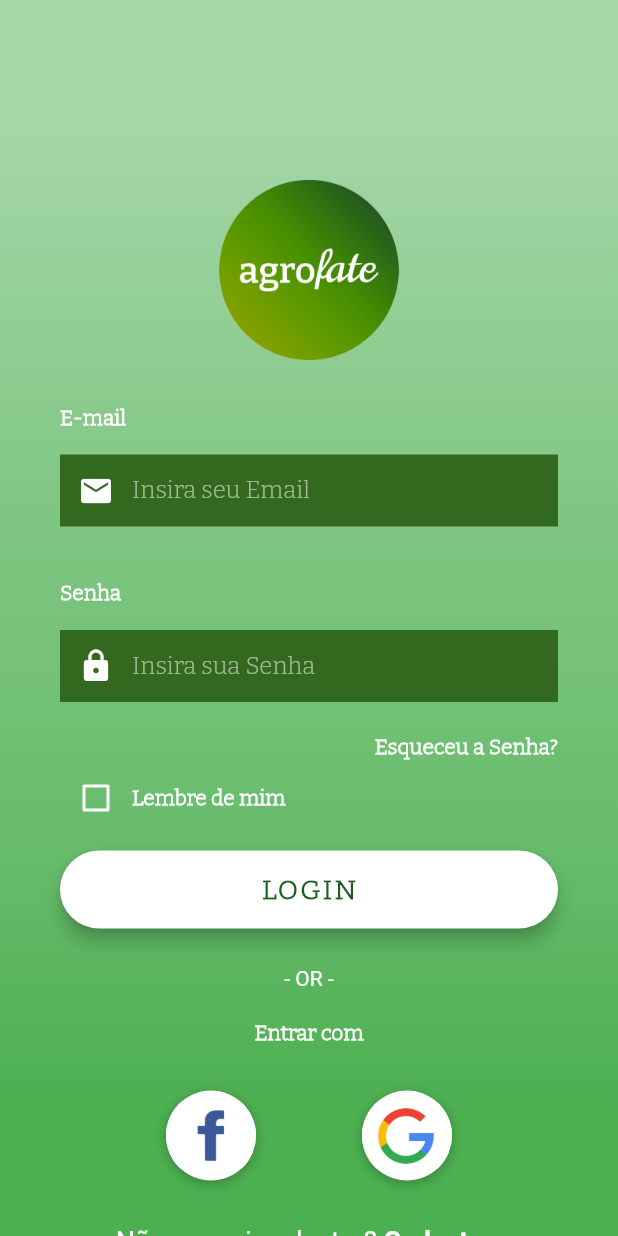
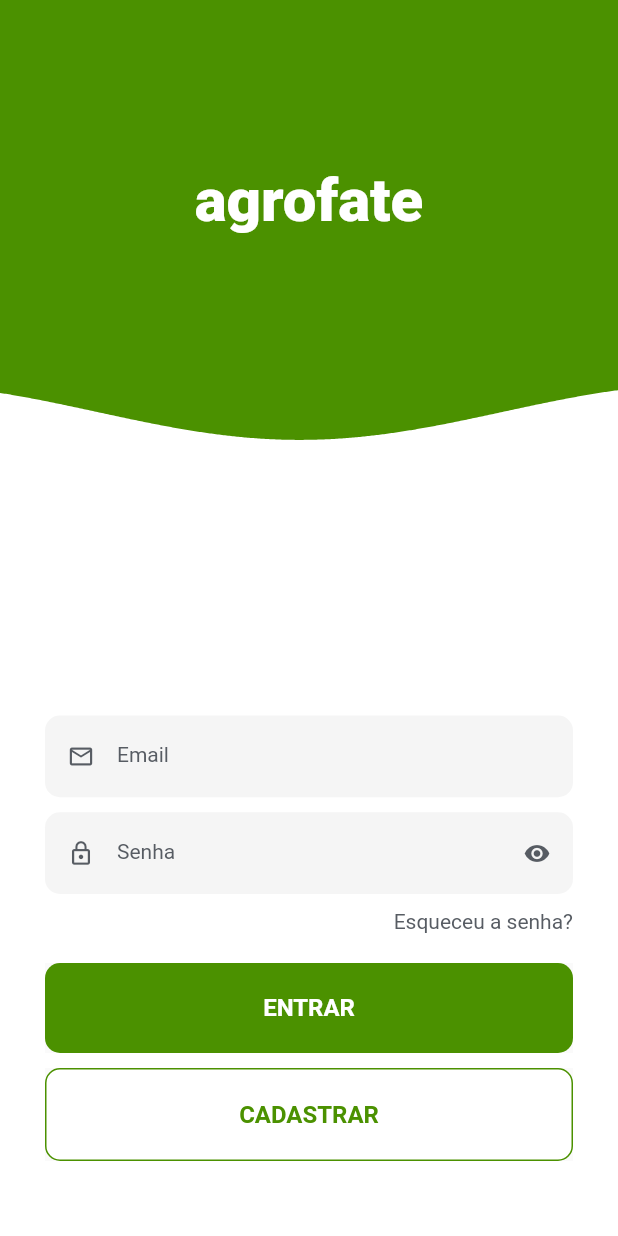
Before and after one commit to agrofate/agrofate-mobile-app, a Flutter app: the screen it shows after launch, on a phone screen of 412 x 824 dp. Run offline on Flutter 3.47's test engine with Material 2 defaults, Android fonts, the phone set to English and light mode, and no system bars; our stand-ins replace font_awesome_flutter.

Commit message:
frontend login screen

```diff
--- a/lib/screens/login_screen.dart
+++ b/lib/screens/login_screen.dart
@@ -1,5 +1,8 @@
+import 'package:agrofate_mobile_app/widgets/button_widget.dart';
+import 'package:agrofate_mobile_app/widgets/textfield_widget.dart';
+import 'package:agrofate_mobile_app/widgets/wave_widget.dart';
 import 'package:flutter/material.dart';
-import 'package:flutter/services.dart';
+// import 'package:flutter/services.dart';
 import 'package:agrofate_mobile_app/utilities/constants.dart';
 
 class LoginScreen extends StatefulWidget {
@@ -8,329 +11,203 @@ class LoginScreen extends StatefulWidget {
 }
 
 class _LoginScreenState extends State<LoginScreen> {
-  bool _rememberMe = false;
+  final emailController = TextEditingController();
+  String password = '';
+  bool isPasswordVisible = false;
 
-  Widget _buildEmailTF() {
-    return Column(
-      crossAxisAlignment: CrossAxisAlignment.start,
-      children: <Widget>[
-        Text(
-          'E-mail',
-          style: kLabelStyle,
-        ),
-        SizedBox(height: 10.0),
-        Container(
-          alignment: Alignment.centerLeft,
-          //decoration: kBoxDecorationStyle,
-          height: 60.0,
-          child: TextField(
-            keyboardType: TextInputType.emailAddress,
-            style: TextStyle(
-              color: Colors.white,
-              fontFamily: 'Bitter',
-            ),
-            decoration: InputDecoration(
-              border: InputBorder.none,
-              contentPadding: EdgeInsets.only(top: 14.0),
-              fillColor: Color(0xFF33691E),
-              filled: true,
-              focusedBorder:OutlineInputBorder(
-                borderSide: const BorderSide(color: Color(0xFF33691E), width: 2.0),
-                borderRadius: BorderRadius.circular(25.0),
-              ),
-              prefixIcon: Icon(
-                Icons.email,
-                color: Colors.white,
-              ),
-              hintText: 'Insira seu Email',
-              hintStyle: kHintTextStyle,
-            ),
-          ),
-        ),
-      ],
-    );
+  @override
+  void initState() {
+    super.initState();
+    emailController.addListener(() => setState(() {}));
   }
 
-  Widget _buildPasswordTF() {
-    return Column(
-      crossAxisAlignment: CrossAxisAlignment.start,
-      children: <Widget>[
-        Text(
-          'Senha',
-          style: kLabelStyle,
+  Widget buildEmail() {
+    return TextField(
+      controller: emailController,
+      keyboardType: TextInputType.emailAddress,
+      textInputAction: TextInputAction.done,
+      obscureText: false,
+      style: TextStyle(
+        color: Color(0xff575c63),
+        fontSize: 14.0,
       ),
-        SizedBox(height: 10.0),
-        Container(
-          alignment: Alignment.centerLeft,
-          //decoration: kBoxDecorationStyle,
-          height: 60.0,
-          child: TextField(
-            obscureText: true,
-            style: TextStyle(
-              color: Colors.white,
-              fontFamily: 'Bitter',
+      cursorColor: Color(0xff575c63),
+      decoration: InputDecoration(
+        labelText: 'Email',
+        prefixIcon: Icon(
+          Icons.mail_outline,
+          size: 18,
+          color: Color(0xff575c63),
         ),
-            decoration: InputDecoration(
-              border: InputBorder.none,
-              contentPadding: EdgeInsets.only(top: 14.0),
-              fillColor: Color(0xFF33691E),
         filled: true,
-              focusedBorder:OutlineInputBorder(
-                borderSide: const BorderSide(color: Color(0xFF33691E), width: 2.0),
-                borderRadius: BorderRadius.circular(25.0),
+        enabledBorder: UnderlineInputBorder(
+          borderRadius: BorderRadius.circular(10),
+          borderSide: BorderSide.none,
         ),
-              prefixIcon: Icon(
-                Icons.lock,
-                color: Colors.white,
+        focusedBorder: OutlineInputBorder(
+          borderRadius: BorderRadius.circular(10),
+          borderSide: const BorderSide(color: kGreenColor),
         ),
-              hintText: 'Insira sua Senha',
-              hintStyle: kHintTextStyle,
+        suffixIcon: emailController.text.isEmpty
+            ? Container(width: 0)
+            : IconButton(
+                icon: Icon(
+                  Icons.close,
+                  size: 18,
                 ),
+                color: Color(0xff575c63),
+                onPressed: () => emailController.clear(),
               ),
+        labelStyle: const TextStyle(
+          color: Color(0xff575c63),
         ),
-      ],
-    );
-  }
-
-  Widget _buildForgotPasswordBtn() {
-    return Container(
-      alignment: Alignment.centerRight,
-      child: FlatButton(
-        //onPressed: () => print('Forgot Password Button Pressed'),
-        onPressed: (){
-        },
-        padding: EdgeInsets.only(right: 0.0),
-        child: Text(
-          'Esqueceu a Senha?',
-          style: kLabelStyle,
-        ),
+        focusColor: Color(0xff575c63),
       ),
     );
   }
 
-  Widget _buildRememberMeCheckbox() {
-    return Container(
-      height: 20.0,
-      child: Row(
-        children: <Widget>[
-          Theme(
-            data: ThemeData(unselectedWidgetColor: Colors.white),
-            child: Checkbox(
-              value: _rememberMe,
-              checkColor: Colors.green,
-              activeColor: Colors.white,
-              onChanged: (value) {
+  Widget buildPassword() {
+    return TextField(
+      onChanged: (value) => setState(() => this.password = value),
+      onSubmitted: (value) => setState(() => this.password = value),
+      textInputAction: TextInputAction.done,
+      obscureText: isPasswordVisible,
+      style: TextStyle(
+        color: Color(0xff575c63),
+        fontSize: 14.0,
+      ),
+      cursorColor: Color(0xff575c63),
+      decoration: InputDecoration(
+        labelText: 'Senha',
+        // errorText: 'E-mail ou senha incorretos', todo
+        prefixIcon: Icon(
+          Icons.lock_outline,
+          size: 18,
+          color: Color(0xff575c63),
+        ),
+        filled: true,
+        enabledBorder: UnderlineInputBorder(
+          borderRadius: BorderRadius.circular(10),
+          borderSide: BorderSide.none,
+        ),
+        focusedBorder: OutlineInputBorder(
+          borderRadius: BorderRadius.circular(10),
+          borderSide: const BorderSide(color: kGreenColor),
+        ),
+        suffixIcon: IconButton(
+          icon: isPasswordVisible
+              ? Icon(
+                  Icons.visibility_off,
+                  size: 18,
+                )
+              : Icon(
+                  Icons.visibility,
+                  size: 18,
+                ),
+          color: Color(0xff575c63),
+          onPressed: () {
             setState(() {
-                  //_rememberMe = value;
+              isPasswordVisible = !isPasswordVisible;
             });
           },
         ),
+        labelStyle: const TextStyle(
+          color: Color(0xff575c63),
         ),
-          Text(
-            'Lembre de mim',
-            style: kLabelStyle,
-          ),
-        ],
+        focusColor: Color(0xff575c63),
       ),
     );
   }
 
-  Widget _buildLoginBtn() {
-    return Container(
-      padding: EdgeInsets.symmetric(vertical: 25.0),
-      width: double.infinity,
-      child: RaisedButton(
-        elevation: 5.0,
-        //onPressed: () => print('Login Button Pressed'),
-        onPressed: (){
-        },
-        padding: EdgeInsets.all(15.0),
-        shape: RoundedRectangleBorder(
-          borderRadius: BorderRadius.circular(30.0),
+  @override
+  Widget build(BuildContext context) {
+    final size = MediaQuery.of(context).size;
+    final bool keyboardOpen = MediaQuery.of(context).viewInsets.bottom > 0;
+
+    return Scaffold(
+      backgroundColor: Colors.white,
+      body: Stack(
+        children: [
+          Container(
+            height: size.height - 200,
+            color: kGreenColor,
           ),
+          AnimatedPositioned(
+            duration: Duration(milliseconds: 500),
+            curve: Curves.easeOutQuad,
+            top: keyboardOpen ? -size.height / 3.7 : 0.0,
+            child: WaveWidget(
+              size: size,
+              yOffset: size.height / 3.0,
               color: Colors.white,
-        child: Text(
-          'LOGIN',
-          style: TextStyle(
-            color: Color(0xFF1B5E20),
-            letterSpacing: 1.5,
-            fontSize: 18.0,
-            fontWeight: FontWeight.bold,
-            fontFamily: 'Bitter',
             ),
           ),
-      ),
-    );
-  }
-
-  Widget _buildSignInWithText() {
-    return Column(
-      children: <Widget>[
+          Padding(
+            padding: const EdgeInsets.only(top: 110),
+            child: Row(
+              mainAxisAlignment: MainAxisAlignment.center,
+              children: [
                 Text(
-          '- OR -',
+                  'agrofate',
                   style: TextStyle(
                     color: Colors.white,
-            fontWeight: FontWeight.w400,
+                    fontSize: 40,
+                    fontWeight: FontWeight.w900,
                   ),
                 ),
-        SizedBox(height: 20.0),
+              ],
+            ),
+          ),
+          Padding(
+            padding: const EdgeInsets.all(30.0),
+            child: Column(
+              mainAxisAlignment: MainAxisAlignment.end,
+              children: [
+                buildEmail(),
+                SizedBox(
+                  height: 10,
+                ),
+                Column(
+                  crossAxisAlignment: CrossAxisAlignment.end,
+                  children: [
+                    buildPassword(),
+                    SizedBox(
+                      height: 10,
+                    ),
                     Text(
-          'Entrar com',
-          style: kLabelStyle,
+                      'Esqueceu a senha?',
+                      style: TextStyle(
+                        color: Color(0xff575c63),
+                        fontSize: 14,
+                      ),
                     ),
                   ],
-    );
-  }
-
-  Widget _buildSocialBtn(Function onTap, AssetImage logo) {
-    return GestureDetector(
-      //onTap: onTap,
-      child: Container(
-        height: 60.0,
-        width: 60.0,
-        decoration: BoxDecoration(
-          shape: BoxShape.circle,
-          color: Colors.white,
-          boxShadow: [
-            BoxShadow(
-              color: Colors.black26,
-              offset: Offset(0, 2),
-              blurRadius: 6.0,
+                ),
+                SizedBox(
+                  height: 20,
+                ),
+                ButtonWidget(
+                    title: 'ENTRAR',
+                    hasBorder: false,
+                    onClicked: () {
+                      print('Email: ${emailController.text}');
+                      print('Password: ${password}');
+                    }),
+                SizedBox(
+                  height: 10,
+                ),
+                ButtonWidget(
+                  title: 'CADASTRAR',
+                  hasBorder: true,
+                ),
+                SizedBox(
+                  height: 20,
                 ),
               ],
-          image: DecorationImage(
-            image: logo,
-          ),
-        ),
-      ),
-    );
-  }
-
-  Widget _buildSocialBtnRow() {
-    return Padding(
-      padding: EdgeInsets.symmetric(vertical: 30.0),
-      child: Row(
-        mainAxisAlignment: MainAxisAlignment.spaceEvenly,
-        children: <Widget>[
-          _buildSocialBtn(
-            () => print('Logar com Facebook'),
-            AssetImage(
-              'assets/logos/facebook.jpg',
-            ),
-          ),
-          _buildSocialBtn(
-            () => print('Logar com Google'),
-            AssetImage(
-              'assets/logos/google.jpg',
             ),
           ),
         ],
       ),
     );
   }
-
-  Widget _buildSignupBtn() {
-    return GestureDetector(
-      onTap: () => print('Sign Up Button Pressed'),
-      child: RichText(
-        text: TextSpan(
-          children: [
-            TextSpan(
-              text: 'Não possui cadastro? ',
-              style: TextStyle(
-                color: Colors.white,
-                fontSize: 18.0,
-                fontWeight: FontWeight.w400,
-              ),
-            ),
-            TextSpan(
-              text: 'Cadastrar',
-              style: TextStyle(
-                color: Colors.white,
-                fontSize: 18.0,
-                fontWeight: FontWeight.bold,
-              ),
-            ),
-          ],
-        ),
-      ),
-    );
 }
-
-  @override
-  Widget build(BuildContext context) {
-    return Scaffold(
-      body: AnnotatedRegion<SystemUiOverlayStyle>(
-        value: SystemUiOverlayStyle.light,
-        child: GestureDetector(
-          onTap: () => FocusScope.of(context).unfocus(),
-          child: Stack(
-            children: <Widget>[
-              Container(
-                height: double.infinity,
-                width: double.infinity,
-                decoration: BoxDecoration(
-                  gradient: LinearGradient(
-                    begin: Alignment.topCenter,
-                    end: Alignment.bottomCenter,
-                    colors: [
-                      //Color(0xFFC8E6C9),
-                      Color(0xFFA5D6A7),
-                      Color(0xFF81C784),
-                      Color(0xFF66BB6A),
-                      Color(0xFF4CAF50),
-                    ],
-                    stops: [0.1, 0.4, 0.7, 0.9],
-                  ),
-                ),
-              ),
-              Container(
-                height: double.infinity,
-                child: SingleChildScrollView(
-                  physics: AlwaysScrollableScrollPhysics(),
-                  padding: EdgeInsets.symmetric(
-                    horizontal: 40.0,
-                    vertical: 120.0,
-                  ),
-                  child: Column(
-                    mainAxisAlignment: MainAxisAlignment.center,
-                    children: <Widget>[
-                      /*Text(
-                        'Entrar',
-                        style: TextStyle(
-                          color: Colors.white,
-                          fontFamily: 'Bitter',
-                          fontSize: 30.0,
-                          fontWeight: FontWeight.bold,
-                        ),
-                      ),*/
-                      new Container(
-                        child: new Image.asset(
-                          'assets/logos/agrofate_logo.png',
-                          height: 120.0,
-                          fit: BoxFit.cover,
-                        ),
-                      ),
-                      SizedBox(height: 30.0),
-                      _buildEmailTF(),
-                      SizedBox(
-                        height: 30.0,
-                      ),
-                      _buildPasswordTF(),
-                      _buildForgotPasswordBtn(),
-                      _buildRememberMeCheckbox(),
-                      _buildLoginBtn(),
-                      _buildSignInWithText(),
-                      _buildSocialBtnRow(),
-                      _buildSignupBtn(),
-                    ],
-                  ),
-                ),
-              )
-            ],
-          ),
-        ),
-      ),
-    );
-  }
-}
--- a/lib/utilities/constants.dart
+++ b/lib/utilities/constants.dart
@@ -2,13 +2,11 @@ import 'package:flutter/material.dart';
 
 final kHintTextStyle = TextStyle(
   color: Colors.white54,
-  fontFamily: 'Bitter',
 );
 
 final kLabelStyle = TextStyle(
   color: Colors.white,
   fontWeight: FontWeight.bold,
-  fontFamily: 'Bitter',
 );
 
 final kBoxDecorationStyle = BoxDecoration(
@@ -22,3 +20,12 @@ final kBoxDecorationStyle = BoxDecoration(
     ),
   ],
 );
+
+const kGreenColor = Color(0xff4b9100);
+
+class Global {
+  static const Color white = Color(0xffffffff);
+
+  // todo: corrigir vindo do banco?
+  static const List validEmail = ['test@gmail.com'];
+}
--- /dev/null
+++ b/lib/widgets/button_widget.dart
@@ -0,0 +1,49 @@
+import 'package:agrofate_mobile_app/utilities/constants.dart';
+import 'package:flutter/material.dart';
+
+class ButtonWidget extends StatelessWidget {
+  final String title;
+  final bool hasBorder;
+  final VoidCallback? onClicked;
+
+  const ButtonWidget({
+    required this.title,
+    required this.hasBorder,
+    this.onClicked,
+  });
+
+  @override
+  Widget build(BuildContext context) {
+    return Material(
+      child: Ink(
+        decoration: BoxDecoration(
+          color: hasBorder ? Colors.white : kGreenColor,
+          borderRadius: BorderRadius.circular(10),
+          border: hasBorder
+              ? Border.all(
+                  color: kGreenColor,
+                  width: 1,
+                )
+              : const Border.fromBorderSide(BorderSide.none),
+        ),
+        child: InkWell(
+          onTap: onClicked,
+          borderRadius: BorderRadius.circular(10),
+          child: Container(
+            height: 60,
+            child: Center(
+              child: Text(
+                title,
+                style: TextStyle(
+                  color: hasBorder ? kGreenColor : Colors.white,
+                  fontWeight: FontWeight.w600,
+                  fontSize: 16,
+                ),
+              ),
+            ),
+          ),
+        ),
+      ),
+    );
+  }
+}
--- /dev/null
+++ b/lib/widgets/clipper_widget.dart
@@ -0,0 +1,19 @@
+import 'package:flutter/material.dart';
+
+class ClipperWidget extends CustomClipper<Path> {
+  final List<Offset> waveList;
+  ClipperWidget({required this.waveList});
+
+  @override
+  getClip(Size size) {
+    final Path path = Path();
+    path.addPolygon(waveList, false);
+    path.lineTo(size.width, size.height);
+    path.lineTo(0.0, size.height);
+    path.close();
+    return path;
+  }
+
+  @override
+  bool shouldReclip(CustomClipper oldClipper) => true;
+}
--- /dev/null
+++ b/lib/widgets/textfield_widget.dart
@@ -0,0 +1,64 @@
+import 'package:agrofate_mobile_app/utilities/constants.dart';
+import 'package:flutter/material.dart';
+
+class TextFieldWidget extends StatelessWidget {
+  final String hintText;
+  final IconData prefixIconData;
+  final IconData? suffixIcondata; // pode ser nulo por conta da ?
+  final bool obscureText;
+  final Function? onChanged;
+  final TextInputType? textInputType;
+  final TextEditingController? textFieldController;
+
+  const TextFieldWidget({
+    required this.hintText,
+    required this.prefixIconData,
+    this.suffixIcondata,
+    required this.obscureText,
+    this.onChanged,
+    this.textInputType,
+    this.textFieldController,
+  });
+
+  @override
+  Widget build(BuildContext context) {
+    return TextField(
+      controller: textFieldController,
+      keyboardType: textInputType,
+      textInputAction: TextInputAction.done,
+      // onChanged: onChanged,
+      obscureText: obscureText,
+      style: TextStyle(
+        color: kGreenColor,
+        fontSize: 14.0,
+      ),
+      cursorColor: kGreenColor,
+      decoration: InputDecoration(
+        labelText: hintText,
+        prefixIcon: Icon(
+          prefixIconData,
+          size: 18,
+          color: kGreenColor,
+        ),
+        filled: true,
+        enabledBorder: UnderlineInputBorder(
+          borderRadius: BorderRadius.circular(10),
+          borderSide: BorderSide.none,
+        ),
+        focusedBorder: OutlineInputBorder(
+          borderRadius: BorderRadius.circular(10),
+          borderSide: const BorderSide(color: kGreenColor),
+        ),
+        suffixIcon: Icon(
+          suffixIcondata,
+          size: 18,
+          color: kGreenColor,
+        ),
+        labelStyle: const TextStyle(
+          color: kGreenColor,
+        ),
+        focusColor: kGreenColor,
+      ),
+    );
+  }
+}
--- /dev/null
+++ b/lib/widgets/wave_widget.dart
@@ -0,0 +1,77 @@
+import 'package:agrofate_mobile_app/widgets/clipper_widget.dart';
+import 'package:flutter/material.dart';
+import 'dart:math' as Math;
+
+class WaveWidget extends StatefulWidget {
+  final Size size;
+  final double yOffset;
+  final Color color;
+
+  WaveWidget({
+    required this.size,
+    required this.yOffset,
+    required this.color,
+  });
+
+  @override
+  _WaveWidgetState createState() => _WaveWidgetState();
+}
+
+class _WaveWidgetState extends State<WaveWidget> with TickerProviderStateMixin {
+  late AnimationController animationController;
+  List<Offset> wavePoints = [];
+
+  @override
+  void initState() {
+    super.initState();
+
+    animationController =
+        AnimationController(vsync: this, duration: Duration(milliseconds: 5000))
+          ..addListener(() {
+            wavePoints.clear();
+
+            final double waveSpeed = animationController.value * 1080;
+            final double fullSphere = animationController.value * Math.pi * 2;
+            final double normalizer = Math.cos(fullSphere);
+            final double waveWidth = Math.pi / 270;
+            final double waveHeight = 20.0;
+
+            for (int i = 0; i <= widget.size.width.toInt(); ++i) {
+              double calc = Math.sin((waveSpeed - i) * waveWidth);
+              wavePoints.add(
+                Offset(
+                  i.toDouble(), //X
+                  calc * waveHeight * normalizer + widget.yOffset, //Y
+                ),
+              );
+            }
+          });
+
+    animationController.repeat();
+  }
+
+  @override
+  void dispose() {
+    animationController.dispose();
+    super.dispose();
+  }
+
+  @override
+  Widget build(BuildContext context) {
+    return AnimatedBuilder(
+      animation: animationController,
+      builder: (context, _) {
+        return ClipPath(
+          clipper: ClipperWidget(
+            waveList: wavePoints,
+          ),
+          child: Container(
+            width: widget.size.width,
+            height: widget.size.height,
+            color: widget.color,
+          ),
+        );
+      },
+    );
+  }
+}
--- a/pubspec.yaml
+++ b/pubspec.yaml
@@ -36,6 +36,7 @@ dependencies:
   # The following adds the Cupertino Icons font to your application.
   # Use with the CupertinoIcons class for iOS style icons.
   cupertino_icons: ^1.0.2
+  provider: ^5.0.0
 
 dev_dependencies:
   flutter_test:
```
Also changed, not shown: pubspec.lock. Lines whose indentation alone changed are shown as unchanged.
